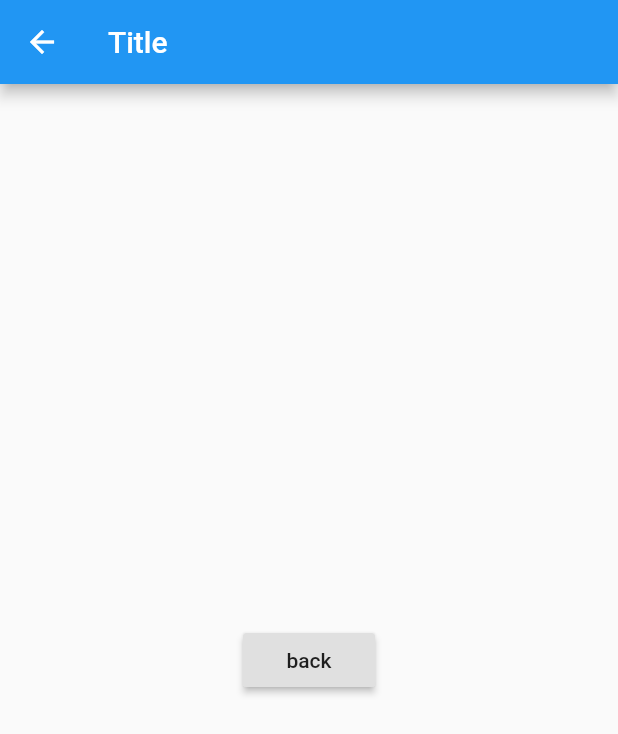
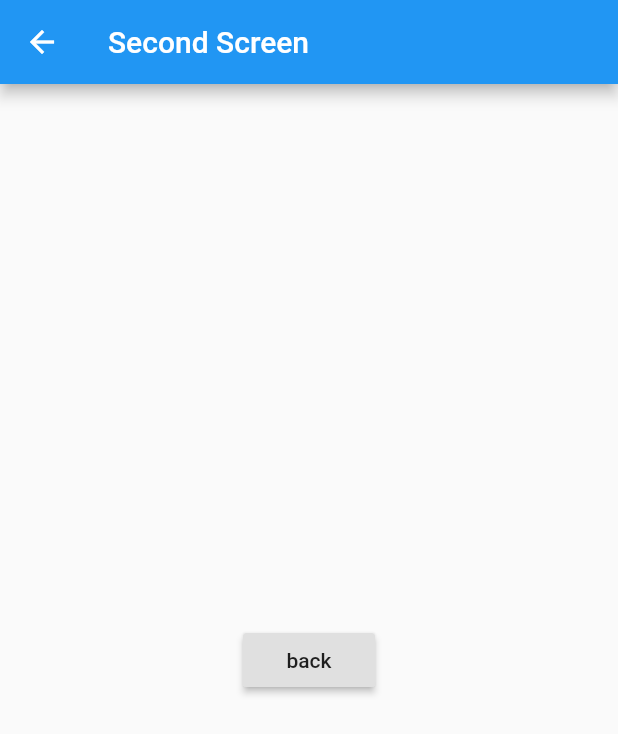
Before and after one commit to emono/flutter_named_route, a Flutter app: the SecondScreen screen opened by its route, on a phone screen of 412 x 824 dp. Shown: the top 734 px of the screen. Run offline on Flutter 3.47's test engine with Material 2 defaults, Android fonts, the phone set to English and light mode, and no system bars.

Commit message:
fix detail

```diff
--- a/lib/main.dart
+++ b/lib/main.dart
@@ -21,7 +21,7 @@ class FirstScreen extends StatelessWidget {
   Widget build(BuildContext context) {
     return Scaffold(
       appBar: AppBar(
-        title: Text('Title'),
+        title: Text('First Screen'),
       ),
       body: Center(
         child: RaisedButton(
@@ -40,7 +40,7 @@ class SecondScreen extends StatelessWidget {
   Widget build(BuildContext context) {
     return Scaffold(
       appBar: AppBar(
-        title: Text('Title'),
+        title: Text('Second Screen'),
       ),
       body: Center(
         child: RaisedButton(
```
Also changed, not shown: 1 other file.
